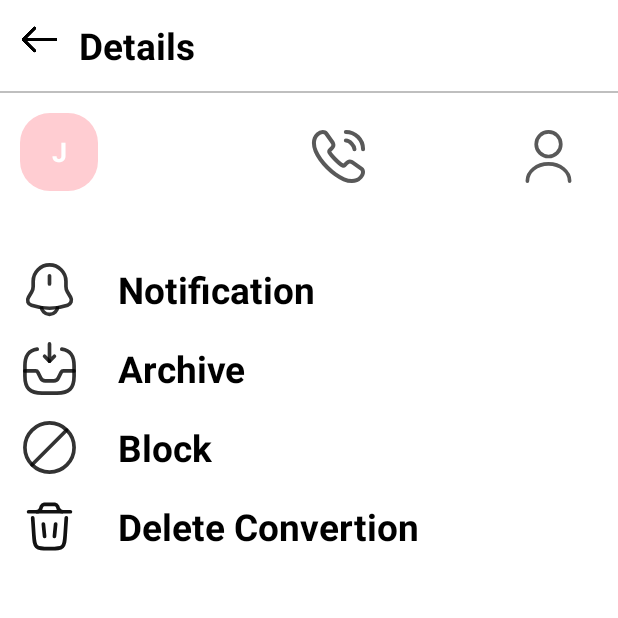
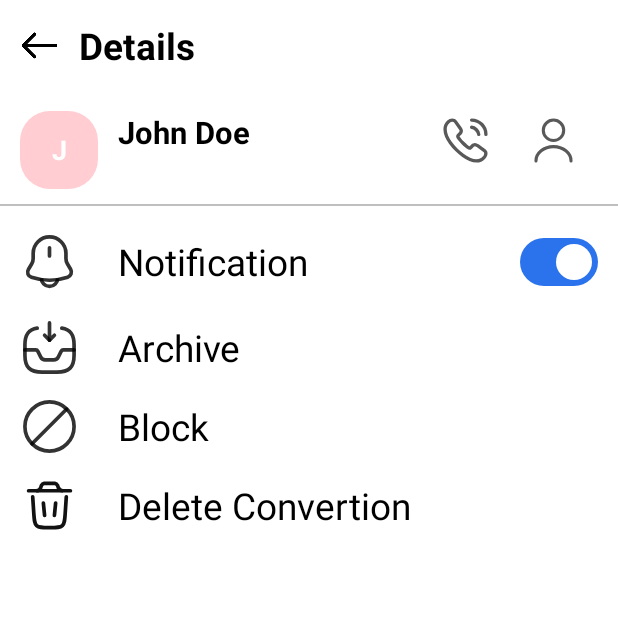
Before and after one commit to Riteshkatre/message_application_v2, an Android app: the ContactDetailsActivity screen opened directly, with no data from a screen before it, on a phone screen of 412 x 824 dp, the top half of it. Run offline under Robolectric (Android 15) with nearby library versions, the phone set to English and light mode, and no system bars; our stand-ins replace sdp/ssp sizes.

Commit message:
Some Task Done.

```diff
--- a/app/src/main/res/layout/activity_contact_detalis.xml
+++ b/app/src/main/res/layout/activity_contact_detalis.xml
@@ -2,7 +2,6 @@
     xmlns:app="http://schemas.android.com/apk/res-auto"
     android:layout_width="match_parent"
     android:layout_height="wrap_content"
-    android:layout_marginTop="@dimen/_7sdp"
     android:background="@color/white"
     android:orientation="vertical">
 
@@ -18,6 +17,7 @@
             android:id="@+id/ivArchiveBack"
             android:layout_width="@dimen/_20ssp"
             android:layout_height="@dimen/_20ssp"
+            android:layout_gravity="center"
             android:src="@drawable/back"
             app:tint="@color/black" />
 
@@ -32,24 +32,19 @@
 
     </LinearLayout>
 
-    <View
-        android:id="@+id/view"
-        android:layout_width="match_parent"
-        android:layout_height="1dp"
-        android:layout_below="@+id/llOne"
-        android:background="@color/translucent" />
-
     <RelativeLayout
+        android:id="@+id/rlContact"
         android:layout_width="match_parent"
         android:layout_height="wrap_content"
         android:layout_marginHorizontal="@dimen/_10sdp"
         android:layout_marginTop="@dimen/_10sdp">
-        <!-- Sender's Initial Circle -->
+
         <LinearLayout
             android:id="@+id/nameLay"
             android:layout_width="wrap_content"
             android:layout_height="wrap_content"
-            android:background="@drawable/circle_background">
+            android:background="@drawable/circle_background"
+            android:orientation="horizontal">
 
             <TextView
                 android:id="@+id/shortName"
@@ -61,10 +56,9 @@
                 android:textColor="@color/white"
                 android:textSize="18sp"
                 android:textStyle="bold" />
+
         </LinearLayout>
 
-
-        <!-- Message Details -->
         <LinearLayout
             android:id="@+id/ll2"
             android:layout_width="wrap_content"
@@ -89,42 +83,51 @@
                 android:layout_height="wrap_content"
                 android:ellipsize="end"
                 android:maxLines="1"
-                android:text="How are you?"
+                android:text="Number"
                 android:textColor="@color/lightGrey"
                 android:textSize="@dimen/_14sdp" />
         </LinearLayout>
 
+        <LinearLayout
+            android:layout_width="wrap_content"
+            android:layout_height="wrap_content"
+            android:layout_alignParentEnd="true"
+            android:gravity="center"
+            android:orientation="horizontal">
+
             <ImageView
                 android:id="@+id/callImage"
-            android:layout_width="@dimen/_30sdp"
+                android:layout_width="@dimen/_25sdp"
                 android:layout_height="@dimen/_30sdp"
-            android:layout_alignParentEnd="true"
-            android:layout_centerVertical="true"
-            android:layout_marginTop="@dimen/_15sdp"
-            android:layout_toEndOf="@+id/ll2"
-            android:layout_toStartOf="@+id/personIcon"
                 android:layout_marginEnd="@dimen/_20sdp"
-            android:src="@drawable/ic_call" />  <!-- Initially hidden -->
+                android:src="@drawable/ic_call" />
 
             <ImageView
                 android:id="@+id/personIcon"
-            android:layout_width="@dimen/_30sdp"
+                android:layout_width="@dimen/_25sdp"
                 android:layout_height="@dimen/_30sdp"
-            android:layout_alignParentEnd="true"
-            android:layout_centerVertical="true"
-            android:layout_marginTop="@dimen/_15sdp"
                 android:layout_marginEnd="@dimen/_10sdp"
-            android:src="@drawable/ic_person" />  <!-- Initially hidden -->
+                android:src="@drawable/ic_person" />
+
+        </LinearLayout>
 
     </RelativeLayout>
+
+    <View
+        android:id="@+id/view"
+        android:layout_width="match_parent"
+        android:layout_height="1dp"
+        android:layout_below="@+id/rlContact"
+        android:layout_marginTop="@dimen/_7sdp"
+        android:background="@color/translucent" />
 
     <LinearLayout
         android:layout_width="match_parent"
         android:layout_height="match_parent"
-        android:layout_marginTop="@dimen/_20sdp"
         android:orientation="vertical">
 
         <LinearLayout
+            android:id="@+id/llNotification"
             android:layout_width="match_parent"
             android:layout_height="wrap_content"
             android:layout_marginHorizontal="@dimen/_10sdp"
@@ -132,7 +135,6 @@
             android:orientation="horizontal">
 
             <ImageView
-                android:id="@+id/notificationIcon"
                 android:layout_width="@dimen/_30sdp"
                 android:layout_height="@dimen/_30sdp"
                 android:layout_gravity="center"
@@ -145,8 +147,14 @@
                 android:layout_marginStart="@dimen/_20ssp"
                 android:text="Notification"
                 android:textColor="@color/black"
-                android:textSize="@dimen/_19ssp"
-                android:textStyle="bold" />
+                android:textSize="@dimen/_19ssp" />
+
+            <com.google.android.material.materialswitch.MaterialSwitch
+                android:id="@+id/notificationSwitch"
+                android:layout_width="match_parent"
+                android:layout_height="wrap_content"
+                android:layout_gravity="end"/>
+
         </LinearLayout>
 
         <LinearLayout
@@ -169,8 +177,7 @@
                 android:layout_marginStart="@dimen/_20ssp"
                 android:text="Archive"
                 android:textColor="@color/black"
-                android:textSize="@dimen/_19ssp"
-                android:textStyle="bold" />
+                android:textSize="@dimen/_19ssp" />
         </LinearLayout>
 
         <LinearLayout
@@ -195,11 +202,11 @@
                 android:layout_marginStart="@dimen/_20ssp"
                 android:text="Block"
                 android:textColor="@color/black"
-                android:textSize="@dimen/_19ssp"
-                android:textStyle="bold" />
+                android:textSize="@dimen/_19ssp" />
         </LinearLayout>
 
         <LinearLayout
+            android:id="@+id/llDeleteConversation"
             android:layout_width="match_parent"
             android:layout_height="wrap_content"
             android:layout_marginHorizontal="@dimen/_10sdp"
@@ -219,8 +226,9 @@
                 android:layout_marginStart="@dimen/_20ssp"
                 android:text="Delete Convertion"
                 android:textColor="@color/black"
-                android:textSize="@dimen/_19ssp"
-                android:textStyle="bold" />
+                android:textSize="@dimen/_19ssp" />
         </LinearLayout>
+
     </LinearLayout>
+
 </LinearLayout>
```
Also changed, not shown: app/src/main/java/com/example/massageapplication/contact/ContactDetailsActivity.java (+89 -140 lines), app/src/main/java/com/example/massageapplication/massage/MainActivity.java (+14 -1 lines), app/src/main/res/layout/activity_message.xml (+28 -24 lines), app/src/main/res/layout/item_my_message.xml (+4 -5 lines), app/src/main/res/layout/item_other_message.xml (+4 -7 lines). Lines whose indentation alone changed are shown as unchanged.
